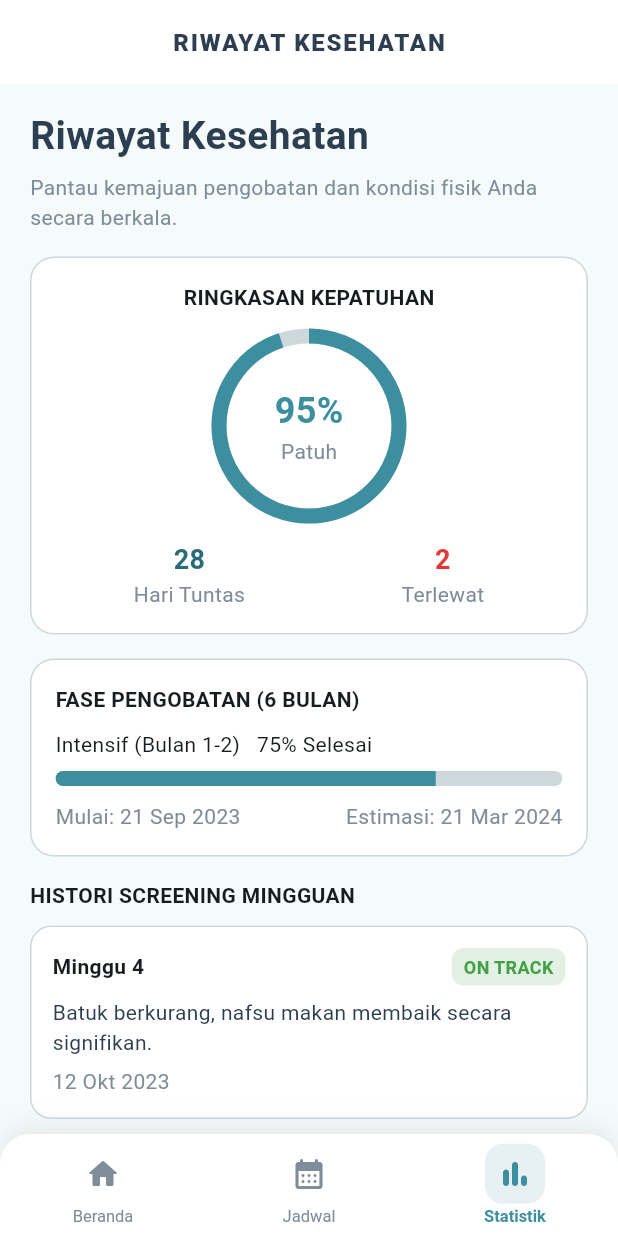
After one commit to May-Sif/Flutter-TBCare, a Flutter app: the RiwayatKesehatanPage screen opened directly, on a phone screen of 412 x 824 dp. The commit adds this screen. Run offline on Flutter 3.47's test engine with Material 3 defaults, Android fonts, the phone set to English and light mode, and no system bars; our stand-ins replace google_sign_in, shared_preferences, sqflite; accounts and stored records are empty.

Commit message:
feat: Add RiwayatKesehatanPage and implement navigation from CalendarPage and HomeScreen

```diff
--- /dev/null
+++ b/lib/pages/riwayat_kesehatan_page.dart
@@ -0,0 +1,364 @@
+import 'package:flutter/material.dart';
+import 'package:tbc_app/theme.dart';
+import 'package:tbc_app/widgets/app_bottom_nav.dart';
+import 'package:tbc_app/pages/calendar_page.dart';
+import 'package:tbc_app/pages/profile_page.dart';
+import 'package:tbc_app/pages/home_page.dart';
+
+class RiwayatKesehatanPage extends StatefulWidget {
+  final int? userId;
+
+  const RiwayatKesehatanPage({super.key, this.userId});
+
+  @override
+  State<RiwayatKesehatanPage> createState() => _RiwayatKesehatanPageState();
+}
+
+class _RiwayatKesehatanPageState extends State<RiwayatKesehatanPage> {
+  int _currentIndex = 2; // Index untuk Statistik
+
+  void _onNavBarTap(int index) {
+    if (index == _currentIndex) return;
+
+    // Index 0: Beranda → HomeScreen
+    if (index == 0) {
+      Navigator.pushReplacement(
+        context,
+        MaterialPageRoute(
+          builder: (_) => HomeScreen(
+            email: '',
+            name: '',
+            userId: widget.userId,
+          ),
+        ),
+      );
+      return;
+    }
+
+    // Index 1: Jadwal → CalendarPage
+    if (index == 1) {
+      Navigator.pushReplacement(
+        context,
+        MaterialPageRoute(builder: (_) => const CalendarPage()),
+      );
+      return;
+    }
+
+    // Index 3: Profil → ProfilPage
+    if (index == 3) {
+      Navigator.pushReplacement(
+        context,
+        MaterialPageRoute(
+          builder: (_) => ProfilPage(userId: widget.userId),
+        ),
+      );
+      return;
+    }
+
+    // Index 2: Tetap di halaman ini
+    setState(() => _currentIndex = index);
+  }
+
+  @override
+  Widget build(BuildContext context) {
+    return Scaffold(
+      backgroundColor: AppColors.background,
+      appBar: AppBar(
+        backgroundColor: AppColors.surface,
+        elevation: 0,
+        automaticallyImplyLeading: false,
+        title: const Text(
+          'RIWAYAT KESEHATAN',
+          style: TextStyle(
+            color: AppColors.textPrimary,
+            fontWeight: FontWeight.w900,
+            fontSize: 16,
+            letterSpacing: 1.2,
+          ),
+        ),
+        centerTitle: true,
+      ),
+      body: SingleChildScrollView(
+        padding: const EdgeInsets.symmetric(horizontal: 20, vertical: 16),
+        child: Column(
+          crossAxisAlignment: CrossAxisAlignment.start,
+          children: [
+            _header(),
+            const SizedBox(height: 16),
+            _summaryCard(),
+            const SizedBox(height: 16),
+            _phaseCard(),
+            const SizedBox(height: 16),
+            _history(),
+            const SizedBox(height: 24),
+          ],
+        ),
+      ),
+      bottomNavigationBar: AppBottomNav(
+        currentIndex: _currentIndex,
+        onTap: _onNavBarTap,
+      ),
+    );
+  }
+
+  // ================= HEADER =================
+  Widget _header() {
+    return Column(
+      crossAxisAlignment: CrossAxisAlignment.start,
+      children: const [
+        Text(
+          "Riwayat Kesehatan",
+          style: TextStyle(
+            fontSize: 26,
+            fontWeight: FontWeight.bold,
+            color: AppColors.textPrimary,
+          ),
+        ),
+        SizedBox(height: 6),
+        Text(
+          "Pantau kemajuan pengobatan dan kondisi fisik Anda secara berkala.",
+          style: TextStyle(color: AppColors.textSecondary),
+        ),
+      ],
+    );
+  }
+
+  // ================= SUMMARY =================
+  Widget _summaryCard() {
+    return Container(
+      padding: const EdgeInsets.all(16),
+      decoration: BoxDecoration(
+        color: AppColors.surface,
+        borderRadius: BorderRadius.circular(16),
+        border: Border.all(color: AppColors.divider),
+      ),
+      child: Column(
+        children: [
+          const Text(
+            "RINGKASAN KEPATUHAN",
+            style: TextStyle(fontWeight: FontWeight.bold),
+          ),
+          const SizedBox(height: 16),
+
+          Stack(
+            alignment: Alignment.center,
+            children: [
+              SizedBox(
+                height: 120,
+                width: 120,
+                child: CircularProgressIndicator(
+                  value: 0.95,
+                  strokeWidth: 10,
+                  backgroundColor: AppColors.divider,
+                  valueColor:
+                      const AlwaysStoppedAnimation(AppColors.primary),
+                ),
+              ),
+              const Column(
+                children: [
+                  Text(
+                    "95%",
+                    style: TextStyle(
+                      fontSize: 24,
+                      fontWeight: FontWeight.bold,
+                      color: AppColors.primary,
+                    ),
+                  ),
+                  Text(
+                    "Patuh",
+                    style: TextStyle(color: AppColors.textSecondary),
+                  ),
+                ],
+              )
+            ],
+          ),
+
+          const SizedBox(height: 16),
+
+          const Row(
+            mainAxisAlignment: MainAxisAlignment.spaceAround,
+            children: [
+              Column(
+                children: [
+                  Text(
+                    "28",
+                    style: TextStyle(
+                      fontSize: 18,
+                      fontWeight: FontWeight.bold,
+                      color: AppColors.primaryDark,
+                    ),
+                  ),
+                  Text("Hari Tuntas",
+                      style: TextStyle(color: AppColors.textSecondary)),
+                ],
+              ),
+              Column(
+                children: [
+                  Text(
+                    "2",
+                    style: TextStyle(
+                      fontSize: 18,
+                      fontWeight: FontWeight.bold,
+                      color: AppColors.error,
+                    ),
+                  ),
+                  Text("Terlewat",
+                      style: TextStyle(color: AppColors.textSecondary)),
+                ],
+              ),
+            ],
+          )
+        ],
+      ),
+    );
+  }
+
+  // ================= PHASE =================
+  Widget _phaseCard() {
+    return Container(
+      padding: const EdgeInsets.all(16),
+      decoration: BoxDecoration(
+        color: AppColors.surface,
+        borderRadius: BorderRadius.circular(16),
+        border: Border.all(color: AppColors.divider),
+      ),
+      child: Column(
+        crossAxisAlignment: CrossAxisAlignment.start,
+        children: [
+          const Text(
+            "FASE PENGOBATAN (6 BULAN)",
+            style: TextStyle(fontWeight: FontWeight.bold),
+          ),
+          const SizedBox(height: 10),
+
+          const Text("Intensif (Bulan 1-2)   75% Selesai"),
+
+          const SizedBox(height: 8),
+
+          ClipRRect(
+            borderRadius: BorderRadius.circular(10),
+            child: LinearProgressIndicator(
+              value: 0.75,
+              minHeight: 10,
+              backgroundColor: AppColors.divider,
+              valueColor:
+                  const AlwaysStoppedAnimation(AppColors.primary),
+            ),
+          ),
+
+          const SizedBox(height: 10),
+
+          const Row(
+            mainAxisAlignment: MainAxisAlignment.spaceBetween,
+            children: [
+              Text("Mulai: 21 Sep 2023",
+                  style: TextStyle(color: AppColors.textSecondary)),
+              Text("Estimasi: 21 Mar 2024",
+                  style: TextStyle(color: AppColors.textSecondary)),
+            ],
+          )
+        ],
+      ),
+    );
+  }
+
+  // ================= HISTORY =================
+  Widget _history() {
+    return Column(
+      crossAxisAlignment: CrossAxisAlignment.start,
+      children: [
+        const Text(
+          "HISTORI SCREENING MINGGUAN",
+          style: TextStyle(fontWeight: FontWeight.bold),
+        ),
+        const SizedBox(height: 10),
+
+        _historyCard(
+          "Minggu 4",
+          "ON TRACK",
+          AppColors.success,
+          "Batuk berkurang, nafsu makan membaik secara signifikan.",
+          "12 Okt 2023",
+        ),
+
+        _historyCard(
+          "Minggu 3",
+          "PERLU PANTAUAN",
+          AppColors.error,
+          "Demam ringan di malam hari. Keluhan mual setelah minum obat.",
+          "05 Okt 2023",
+        ),
+
+        _historyCard(
+          "Minggu 2",
+          "ON TRACK",
+          AppColors.success,
+          "Tidak ada keluhan berarti. Berat badan mulai stabil.",
+          "28 Sep 2023",
+        ),
+
+        _historyCard(
+          "Minggu 1",
+          "ON TRACK",
+          AppColors.success,
+          "Awal masa pengobatan. Penyesuaian jadwal konsumsi obat.",
+          "21 Sep 2023",
+        ),
+      ],
+    );
+  }
+
+  Widget _historyCard(
+    String title,
+    String status,
+    Color color,
+    String desc,
+    String date,
+  ) {
+    return Container(
+      margin: const EdgeInsets.only(bottom: 12),
+      padding: const EdgeInsets.all(14),
+      decoration: BoxDecoration(
+        color: AppColors.surface,
+        borderRadius: BorderRadius.circular(14),
+        border: Border.all(color: AppColors.divider),
+      ),
+      child: Column(
+        crossAxisAlignment: CrossAxisAlignment.start,
+        children: [
+          Row(
+            mainAxisAlignment: MainAxisAlignment.spaceBetween,
+            children: [
+              Text(
+                title,
+                style: const TextStyle(fontWeight: FontWeight.bold),
+              ),
+              Container(
+                padding:
+                    const EdgeInsets.symmetric(horizontal: 8, vertical: 4),
+                decoration: BoxDecoration(
+                  color: color.withOpacity(0.15),
+                  borderRadius: BorderRadius.circular(8),
+                ),
+                child: Text(
+                  status,
+                  style: TextStyle(
+                    color: color,
+                    fontSize: 12,
+                    fontWeight: FontWeight.w600,
+                  ),
+                ),
+              )
+            ],
+          ),
+          const SizedBox(height: 8),
+          Text(desc,
+              style: const TextStyle(color: AppColors.textPrimary)),
+          const SizedBox(height: 6),
+          Text(date,
+              style: const TextStyle(color: AppColors.textSecondary)),
+        ],
+      ),
+    );
+  }
+}
```
Also changed, not shown: lib/pages/calendar_page.dart (+48 -7 lines), lib/pages/detail_efek_samping.dart (+63 -6 lines), lib/pages/home_page.dart (+56 -12 lines).
